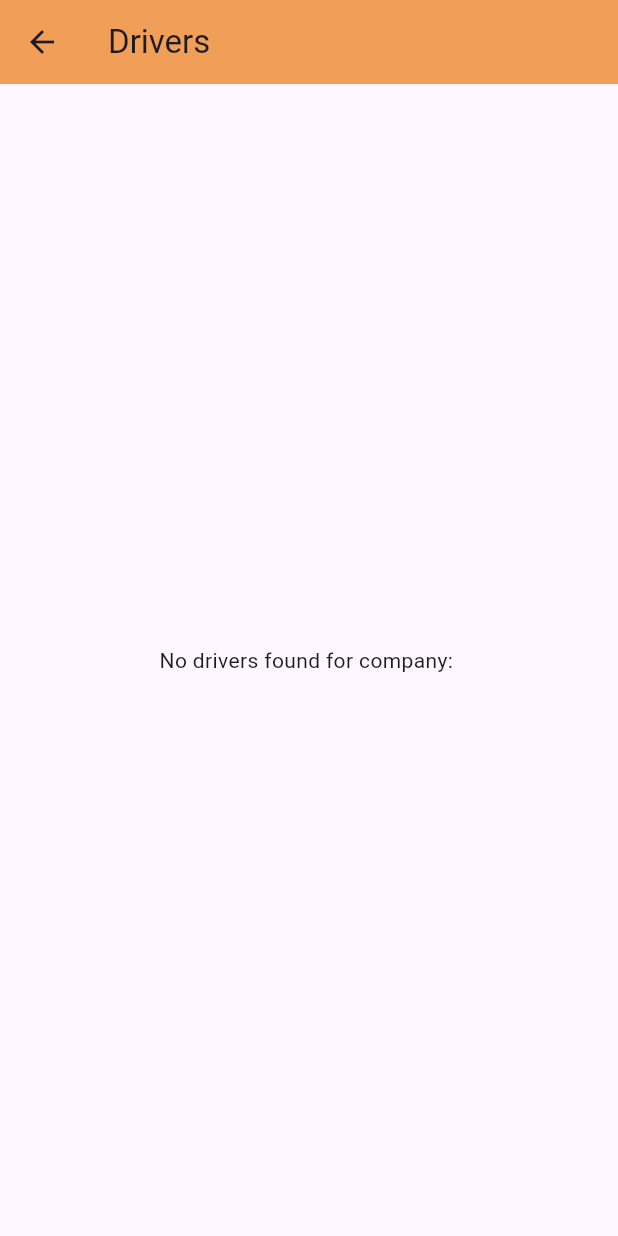
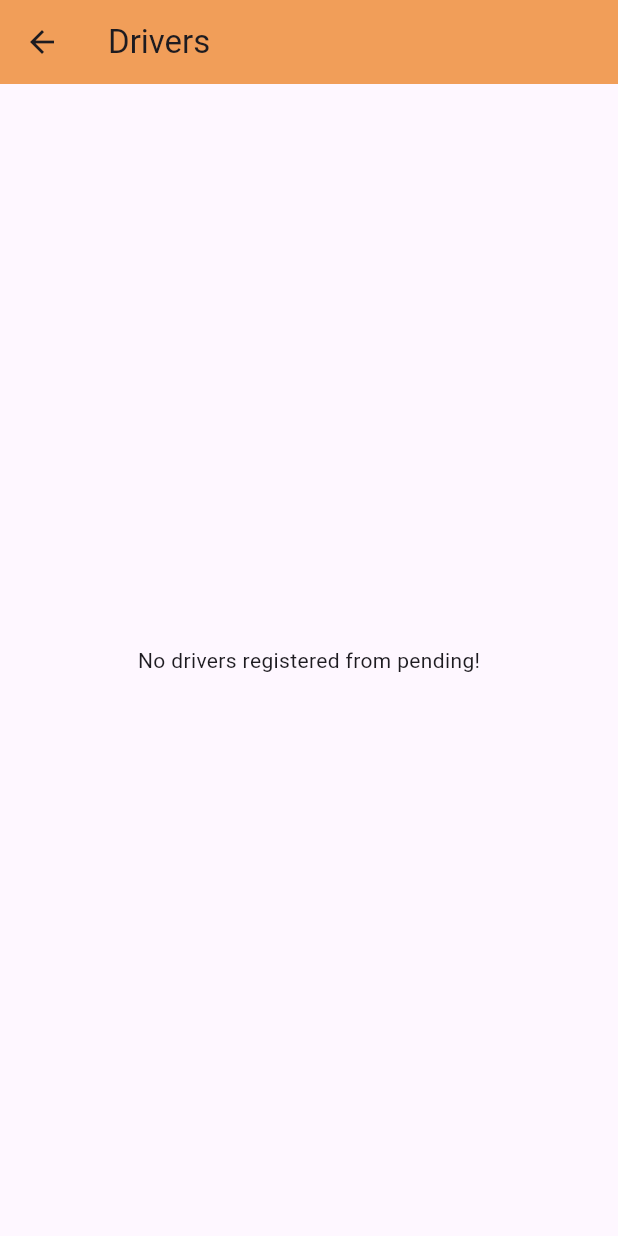
Before and after one commit to mfortelnyy/truckproFlutter, a Flutter app: the DriversViewManager screen opened directly with empty values, on a phone screen of 412 x 824 dp. Run offline on Flutter 3.47's test engine with Material 3 defaults, Android fonts, the phone set to English and light mode, and no system bars; our stand-ins replace file_picker, image_picker, jwt_decoder.

Commit message:
Update drivers_view_manager.dart

```diff
--- a/truckpro/lib/views/drivers_view_manager.dart
+++ b/truckpro/lib/views/drivers_view_manager.dart
@@ -1,18 +1,15 @@
 import 'package:flutter/material.dart';
 import 'package:truckpro/models/user.dart';
 import 'package:truckpro/utils/manager_api_service.dart';
-import '../utils/admin_api_service.dart';
 import 'logs_view.dart';
 
 class DriversViewManager extends StatelessWidget {
   final Future<List<User>> driversFuture;
-  final String? companyName;
   final String token;
 
   const DriversViewManager({
     super.key,
     required this.driversFuture,
-    required this.companyName,
     required this.token,
   });
 
@@ -28,7 +25,7 @@ class DriversViewManager extends StatelessWidget {
           } else if (snapshot.hasError) {
             return Center(child: Text('Error: ${snapshot.error}'));
           } else if (!snapshot.hasData || snapshot.data!.isEmpty) {
-            return Center(child: Text('No drivers found for company: $companyName'));
+            return const Center(child: Text('No drivers registered from pending!'));
           } else {
             final drivers = snapshot.data!;
             return ListView.builder(
```
